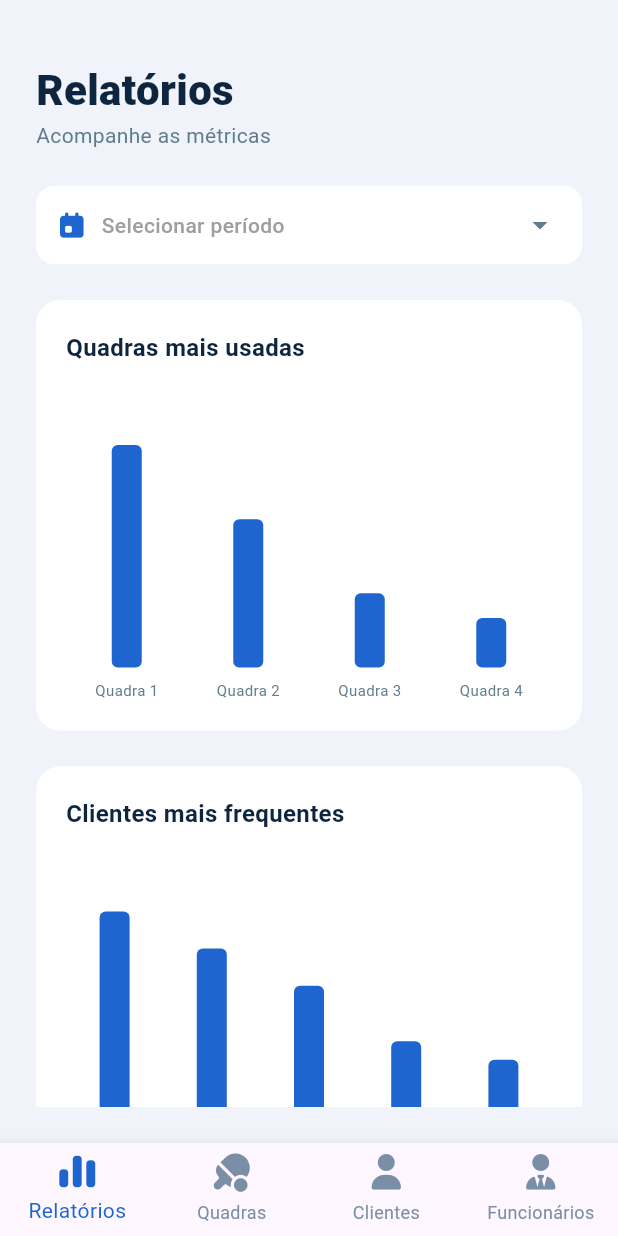
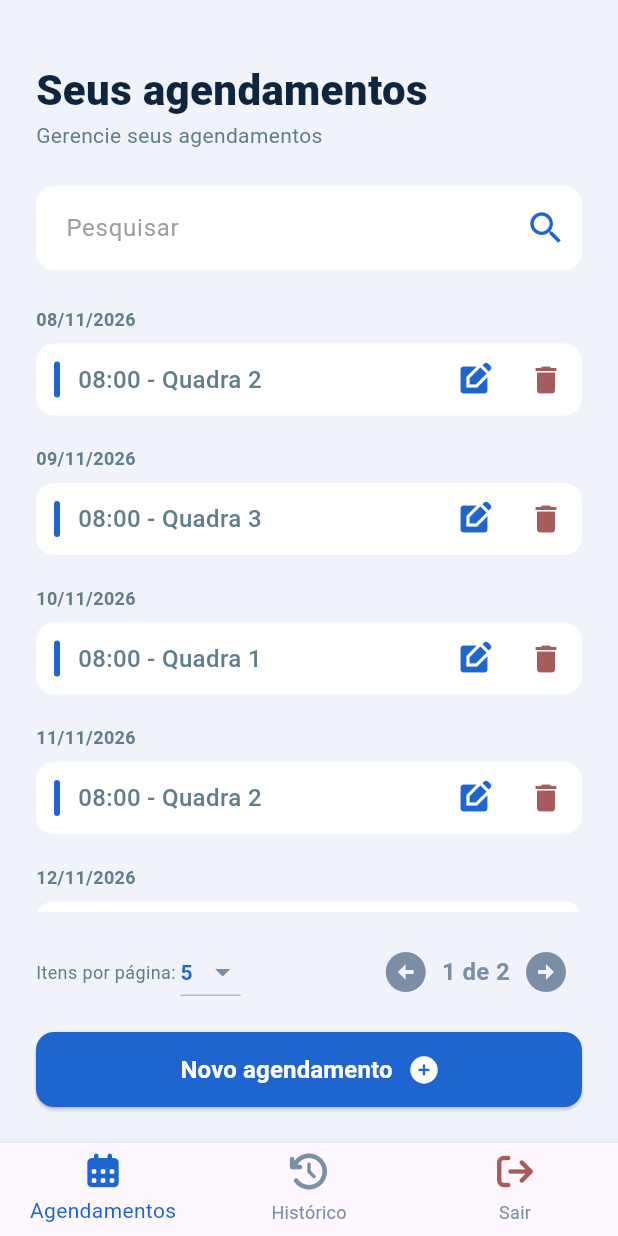
Before and after one commit to adonisoliveiradasilva/GerenciamentoDeQuadras, a Flutter app: the screen it shows after launch, after a tap on "Entrar", on a phone screen of 412 x 824 dp. Run offline on Flutter 3.47's test engine with Material 3 defaults, Android fonts, the phone set to English and light mode, and no system bars; drawn by our look-alikes of fl_chart; our stand-ins replace font_awesome_flutter, mask_text_input_formatter.

```diff
--- a/gerenciamento_de_quadras/lib/core/widgets/molecules/action_list_card.dart
+++ b/gerenciamento_de_quadras/lib/core/widgets/molecules/action_list_card.dart
@@ -2,14 +2,14 @@ import 'package:flutter/material.dart';
 
 class ActionListCard extends StatelessWidget {
   final String title;
-  final VoidCallback onEdit;
-  final VoidCallback onDelete;
+  final VoidCallback? onEdit;
+  final VoidCallback? onDelete;
 
   const ActionListCard({
     super.key,
     required this.title,
-    required this.onEdit,
-    required this.onDelete,
+    this.onEdit,
+    this.onDelete,
   });
 
   @override
@@ -34,21 +34,21 @@ class ActionListCard extends StatelessWidget {
           Expanded(
             child: Text(
               title,
-              style: const TextStyle(
-                color: Colors.blueGrey,
-                fontSize: 16,
-                fontWeight: FontWeight.w500,
+              style: const TextStyle(color: Colors.blueGrey, fontSize: 16, fontWeight: FontWeight.w500),
             ),
           ),
-          ),
+          if (onEdit != null)
             IconButton(
               icon: const Icon(Icons.edit_square, color: Color(0xFF1E65D0)),
               onPressed: onEdit,
             ),
+          if (onDelete != null)
             IconButton(
               icon: const Icon(Icons.delete, color: Color(0xFFA65C5C)),
               onPressed: onDelete,
             ),
+          if (onEdit == null && onDelete == null)
+            const SizedBox(height: 48, width: 16),
         ],
       ),
     );
--- a/gerenciamento_de_quadras/lib/features/auth/login_page.dart
+++ b/gerenciamento_de_quadras/lib/features/auth/login_page.dart
@@ -1,5 +1,6 @@
 import 'package:flutter/material.dart';
 import 'package:font_awesome_flutter/font_awesome_flutter.dart';
+import 'package:gerenciamento_de_quadras/features/client/layout/client_layout.dart';
 import 'package:gerenciamento_de_quadras/features/manager/layout/manager_layout.dart';
 import '../../core/widgets/atoms/custom_text_field.dart';
 import '../../core/widgets/atoms/primary_button.dart';
@@ -45,9 +46,13 @@ class LoginPage extends StatelessWidget {
             icon: const FaIcon(FontAwesomeIcons.arrowRight, size: 18, color: Colors.white),
             onPressed: () {
               // TODO: Implementar lógica de autenticação
+              // Navigator.pushReplacement(
+              //   context,
+              //   MaterialPageRoute(builder: (context) => const ManagerLayout())
+              // );
               Navigator.pushReplacement(
                 context,
-                MaterialPageRoute(builder: (context) => const ManagerLayout())
+                MaterialPageRoute(builder: (context) => const ClientLayout())
               );
             },
           ),
--- /dev/null
+++ b/gerenciamento_de_quadras/lib/features/client/agendamentos/agendamentos_controller.dart
@@ -0,0 +1,105 @@
+import 'package:flutter/material.dart';
+
+class AgendamentoDto {
+  final String id;
+  final String data;
+  final String descricao;
+
+  AgendamentoDto({required this.id, required this.data, required this.descricao});
+}
+
+class AgendamentosController extends ChangeNotifier {
+  final bool isHistory;
+  late List<AgendamentoDto> _mockBancoDeDados;
+
+  List<AgendamentoDto> agendamentosFiltrados = [];
+  String searchQuery = '';
+  int currentPage = 1;
+  int itemsPerPage = 5;
+  bool isLoading = false;
+
+  AgendamentosController({this.isHistory = false}) {
+    final now = DateTime.now();
+    final today = DateTime(now.year, now.month, now.day);
+
+    final mockCompleto = List.generate(15, (index) {
+      final dt = today.add(Duration(days: index - 7));
+      final dateStr = '${dt.day.toString().padLeft(2, '0')}/${dt.month.toString().padLeft(2, '0')}/${dt.year}';
+      return AgendamentoDto(id: index.toString(), data: dateStr, descricao: '08:00 - Quadra ${(index % 3) + 1}');
+    });
+
+    _mockBancoDeDados = mockCompleto.where((a) {
+      final parts = a.data.split('/');
+      final dt = DateTime(int.parse(parts[2]), int.parse(parts[1]), int.parse(parts[0]));
+
+      if (isHistory) {
+        return dt.isBefore(today);
+      } else {
+        return !dt.isBefore(today);
+      }
+    }).toList();
+
+    agendamentosFiltrados = _mockBancoDeDados;
+  }
+
+  List<AgendamentoDto> get agendamentosPaginados {
+    int startIndex = (currentPage - 1) * itemsPerPage;
+    int endIndex = startIndex + itemsPerPage;
+    if (startIndex >= agendamentosFiltrados.length) return [];
+    if (endIndex > agendamentosFiltrados.length) endIndex = agendamentosFiltrados.length;
+    return agendamentosFiltrados.sublist(startIndex, endIndex);
+  }
+
+  int get totalPages => (agendamentosFiltrados.length / itemsPerPage).ceil();
+
+  void pesquisar(String query) {
+    searchQuery = query;
+    currentPage = 1;
+    if (query.isEmpty) {
+      agendamentosFiltrados = _mockBancoDeDados;
+    } else {
+      agendamentosFiltrados = _mockBancoDeDados
+          .where((a) => a.descricao.toLowerCase().contains(query.toLowerCase()) ||
+                        a.data.contains(query))
+          .toList();
+    }
+    notifyListeners();
+  }
+
+  void alterarItensPorPagina(int qtd) {
+    itemsPerPage = qtd;
+    currentPage = 1;
+    notifyListeners();
+  }
+
+  void proximaPagina() {
+    if (currentPage < totalPages) {
+      currentPage++;
+      notifyListeners();
+    }
+  }
+
+  void paginaAnterior() {
+    if (currentPage > 1) {
+      currentPage--;
+      notifyListeners();
+    }
+  }
+
+  Future<String?> cancelarAgendamento(String id) async {
+    isLoading = true;
+    notifyListeners();
+    try {
+      await Future.delayed(const Duration(seconds: 1));
+      _mockBancoDeDados.removeWhere((a) => a.id == id);
+      pesquisar(searchQuery);
+      isLoading = false;
+      notifyListeners();
+      return null;
+    } catch (e) {
+      isLoading = false;
+      notifyListeners();
+      return "Erro ao cancelar agendamento.";
+    }
+  }
+}
--- /dev/null
+++ b/gerenciamento_de_quadras/lib/features/client/agendamentos/agendamentos_page.dart
@@ -0,0 +1,141 @@
+import 'package:flutter/material.dart';
+import 'package:font_awesome_flutter/font_awesome_flutter.dart';
+import '../../../../core/widgets/atoms/search_input.dart';
+import '../../../../core/widgets/atoms/pagination_controls.dart';
+import '../../../../core/widgets/molecules/action_list_card.dart';
+import '../../../../core/widgets/atoms/primary_button.dart';
+import '../../../../core/widgets/molecules/delete_confirmation_modal.dart';
+import '../../../../core/widgets/atoms/custom_toast.dart';
+import 'agendamentos_controller.dart';
+import 'agendamentos_form_page.dart';
+
+class AgendamentosPage extends StatefulWidget {
+  final bool isHistory; // Define se a tela carrega o Histórico ou Futuro
+
+  const AgendamentosPage({super.key, this.isHistory = false});
+
+  @override
+  State<AgendamentosPage> createState() => _AgendamentosPageState();
+}
+
+class _AgendamentosPageState extends State<AgendamentosPage> {
+  late AgendamentosController _controller;
+
+  @override
+  void initState() {
+    super.initState();
+    _controller = AgendamentosController(isHistory: widget.isHistory);
+  }
+
+  @override
+  void dispose() {
+    _controller.dispose();
+    super.dispose();
+  }
+
+  @override
+  Widget build(BuildContext context) {
+    return SafeArea(
+      child: Padding(
+        padding: const EdgeInsets.all(24.0),
+        child: Column(
+          crossAxisAlignment: CrossAxisAlignment.start,
+          children: [
+            const SizedBox(height: 16),
+            Text(
+              widget.isHistory ? 'Histórico' : 'Seus agendamentos',
+              style: const TextStyle(fontSize: 28, fontWeight: FontWeight.w900, color: Color(0xFF0D253F)),
+            ),
+            Text(
+              widget.isHistory ? 'Agendamentos passados' : 'Gerencie seus agendamentos',
+              style: const TextStyle(color: Colors.blueGrey, fontSize: 14),
+            ),
+            const SizedBox(height: 24),
+
+            SearchInput(hintText: 'Pesquisar', onChanged: _controller.pesquisar),
+            const SizedBox(height: 24),
+
+            Expanded(
+              child: ListenableBuilder(
+                listenable: _controller,
+                builder: (context, child) {
+                  final lista = _controller.agendamentosPaginados;
+                  if (lista.isEmpty) {
+                    return const Center(child: Text("Nenhum agendamento encontrado.", style: TextStyle(color: Colors.grey)));
+                  }
+
+                  return ListView.builder(
+                    itemCount: lista.length,
+                    itemBuilder: (context, index) {
+                      final item = lista[index];
+                      return Column(
+                        crossAxisAlignment: CrossAxisAlignment.start,
+                        children: [
+                          Text(item.data, style: const TextStyle(color: Colors.blueGrey, fontSize: 12, fontWeight: FontWeight.w600)),
+                          const SizedBox(height: 8),
+                          ActionListCard(
+                            title: item.descricao,
+                            onEdit: widget.isHistory ? null : () {
+                              Navigator.push(context, MaterialPageRoute(builder: (context) => AgendamentosFormPage(agendamentoId: item.id)));
+                            },
+                            onDelete: widget.isHistory ? null : () async {
+                              final confirmou = await showDialog<bool>(
+                                context: context,
+                                builder: (context) => DeleteConfirmationModal(
+                                  title: 'Agendamentos',
+                                  subtitle: 'Cancelar agendamento',
+                                  itemName: '${item.data} - ${item.descricao}',
+                                ),
+                              );
+
+                              if (confirmou == true && context.mounted) {
+                                final error = await _controller.cancelarAgendamento(item.id);
+                                if (context.mounted) {
+                                  if (error != null) CustomToast.showError(context, error);
+                                  else CustomToast.showSuccess(context, 'Agendamento cancelado com sucesso!');
+                                }
+                              }
+                            },
+                          ),
+                          const SizedBox(height: 8),
+                        ],
+                      );
+                    },
+                  );
+                },
+              ),
+            ),
+
+            const SizedBox(height: 16),
+
+            ListenableBuilder(
+              listenable: _controller,
+              builder: (context, child) {
+                final total = _controller.totalPages == 0 ? 1 : _controller.totalPages;
+                return PaginationControls(
+                  currentPage: _controller.currentPage,
+                  totalPages: total,
+                  itemsPerPage: _controller.itemsPerPage,
+                  onItemsPerPageChanged: (v) { if (v != null) _controller.alterarItensPorPagina(v); },
+                  onPrevious: _controller.paginaAnterior,
+                  onNext: _controller.proximaPagina,
+                );
+              }
+            ),
+
+            const SizedBox(height: 16),
+
+            if (!widget.isHistory)
+              PrimaryButton(
+                text: 'Novo agendamento',
+                icon: const FaIcon(FontAwesomeIcons.circlePlus, color: Colors.white, size: 18),
+                onPressed: () {
+                  Navigator.push(context, MaterialPageRoute(builder: (context) => const AgendamentosFormPage()));
+                },
+              ),
+          ],
+        ),
+      ),
+    );
+  }
+}
--- /dev/null
+++ b/gerenciamento_de_quadras/lib/features/client/layout/client_layout.dart
@@ -0,0 +1,84 @@
+import 'package:flutter/material.dart';
+import 'package:font_awesome_flutter/font_awesome_flutter.dart';
+import '../agendamentos/agendamentos_page.dart';
+import '../../auth/login_page.dart';
+
+class ClientLayout extends StatefulWidget {
+  const ClientLayout({super.key});
+
+  @override
+  State<ClientLayout> createState() => _ClientLayoutState();
+}
+
+class _ClientLayoutState extends State<ClientLayout> {
+  int _selectedIndex = 0;
+
+  final List<Widget> _pages = [
+    const AgendamentosPage(isHistory: false),
+    const AgendamentosPage(isHistory: true),
+  ];
+
+  void _confirmarLogout() {
+    showDialog(
+      context: context,
+      builder: (context) => AlertDialog(
+        title: const Text('Sair do sistema', style: TextStyle(color: Color(0xFF0D253F), fontWeight: FontWeight.bold)),
+        content: const Text('Tem certeza que deseja encerrar sua sessão?', style: TextStyle(color: Colors.blueGrey)),
+        shape: RoundedRectangleBorder(borderRadius: BorderRadius.circular(16)),
+        actions: [
+          TextButton(
+            onPressed: () => Navigator.pop(context),
+            child: const Text('Cancelar', style: TextStyle(color: Colors.blueGrey)),
+          ),
+          TextButton(
+            onPressed: () {
+              Navigator.pushAndRemoveUntil(
+                context,
+                MaterialPageRoute(builder: (context) => const LoginPage()),
+                (Route<dynamic> route) => false,
+              );
+            },
+            child: const Text('Sair', style: TextStyle(color: Color(0xFFA65C5C), fontWeight: FontWeight.bold)),
+          ),
+        ],
+      ),
+    );
+  }
+
+  @override
+  Widget build(BuildContext context) {
+    return Scaffold(
+      backgroundColor: const Color(0xFFF0F4FA),
+      body: _pages[_selectedIndex],
+      bottomNavigationBar: BottomNavigationBar(
+        currentIndex: _selectedIndex,
+        type: BottomNavigationBarType.fixed,
+        selectedItemColor: const Color(0xFF1E65D0),
+        unselectedItemColor: const Color(0xFF7A8FA6),
+        onTap: (index) {
+          if (index == 2) {
+            _confirmarLogout();
+          } else {
+            setState(() {
+              _selectedIndex = index;
+            });
+          }
+        },
+        items: const [
+          BottomNavigationBarItem(
+            icon: Padding(padding: EdgeInsets.only(bottom: 4), child: FaIcon(FontAwesomeIcons.solidCalendarDays)),
+            label: 'Agendamentos',
+          ),
+          BottomNavigationBarItem(
+            icon: Padding(padding: EdgeInsets.only(bottom: 4), child: FaIcon(FontAwesomeIcons.clockRotateLeft)),
+            label: 'Histórico',
+          ),
+          BottomNavigationBarItem(
+            icon: Padding(padding: EdgeInsets.only(bottom: 4), child: FaIcon(FontAwesomeIcons.arrowRightFromBracket, color: Color(0xFFA65C5C))),
+            label: 'Sair',
+          ),
+        ],
+      ),
+    );
+  }
+}
```
Also changed, not shown: gerenciamento_de_quadras/lib/features/client/agendamentos/agendamentos_form_controller.dart (added, +98 -0 lines), gerenciamento_de_quadras/lib/features/client/agendamentos/agendamentos_form_page.dart (added, +155 -0 lines), gerenciamento_de_quadras/lib/features/manager/layout/manager_layout.dart (+50 -13 lines). Lines whose indentation alone changed are shown as unchanged.
